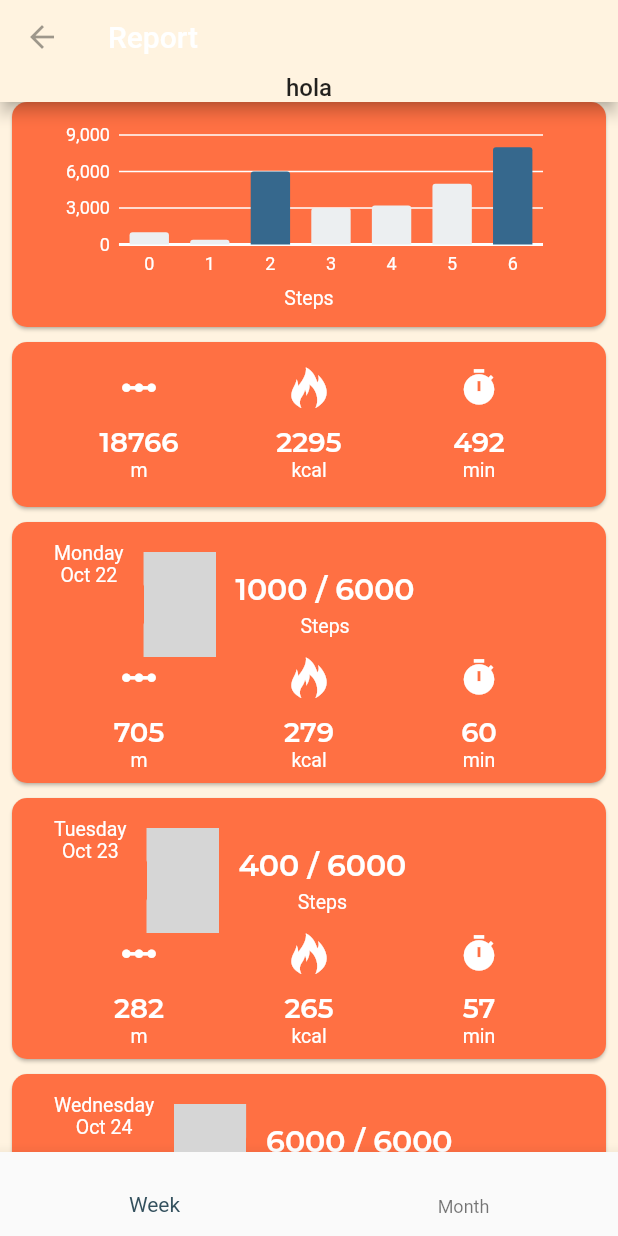
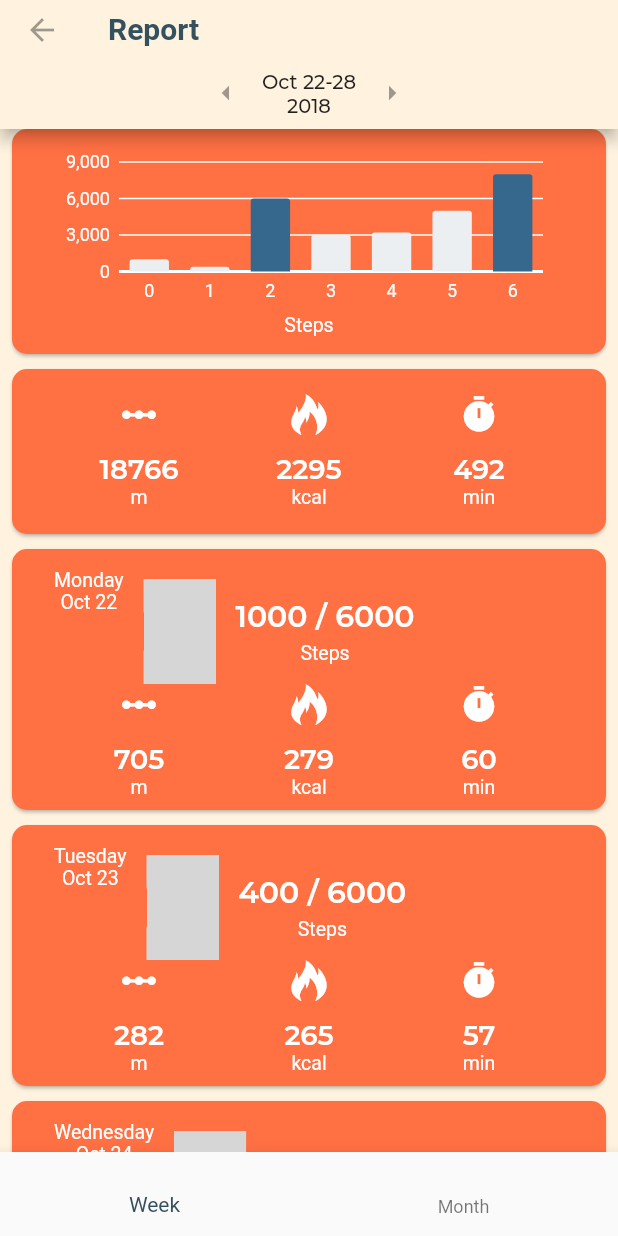
Before and after one commit to juan-lemos/flutterPedometer, a Flutter app: the screen it shows after launch, on a phone screen of 412 x 824 dp. Run offline on Flutter 3.47's test engine with Material 2 defaults, Android fonts, the phone set to English and light mode, and no system bars; our stand-ins replace charts_flutter, flutter_redux, pedometer, redux, sqflite; missing offline and left inert: flutter_circular_chart, flutter_statusbarcolor; accounts and stored records are empty; statements that could not run were skipped; grey boxes are pictures that could not be loaded.

Commit message:
resume layout days report done

```diff
--- a/lib/Screens/DaysReportsPage.dart
+++ b/lib/Screens/DaysReportsPage.dart
@@ -2,29 +2,55 @@ import 'package:flutter/material.dart';
 import 'package:flutter_pedometer/Constants/Colors.dart' as CustomColors;
 import 'package:flutter_pedometer/Constants/Fonts.dart' as Fonts;
 import 'package:flutter_pedometer/Screens/WeekReportSubPage.dart';
+import 'package:flutter_statusbarcolor/flutter_statusbarcolor.dart';
 
 class DaysReportsPage extends StatelessWidget {
   DaysReportsPage();
 
   @override
   Widget build(BuildContext context) {
+    FlutterStatusbarcolor.setStatusBarWhiteForeground(false);
     return Scaffold(
       appBar: AppBar(
         backgroundColor: CustomColors.backgroundColor,
-        title: Text('Report'),
+        title: Text('Report',
+            style: TextStyle(
+                fontSize: 20,
+                fontFamily: Fonts.secondaryFont,
+                fontWeight: FontWeight.w600,
+                color: CustomColors.strongCompleteColor)),
         leading: IconButton(
           icon: Icon(Icons.arrow_back),
           tooltip: 'Air it',
           // onPressed: _airDress,
         ),
         bottom: PreferredSize(
-          preferredSize: const Size.fromHeight(12.0),
-          child: Text('hola',
-              style: TextStyle(
-                  fontSize: 16,
-                  fontFamily: Fonts.secondaryFont,
-                  fontWeight: FontWeight.w500)),
-        ),
+            preferredSize: const Size.fromHeight(30.0),
+            child: Row(
+              children: <Widget>[
+                IconButton(
+                  icon: Icon(Icons.arrow_left),
+                  tooltip: 'Air it',
+                  // onPressed: _airDress,
+                ),
+                Text(
+                  'Oct 22-28\n2018',
+                  style: TextStyle(
+                    fontSize: 13,
+                    fontFamily: Fonts.mainFont,
+                    fontWeight: FontWeight.w500,
+                  ),
+                  textAlign: TextAlign.center,
+                ),
+                IconButton(
+                  icon: Icon(Icons.arrow_right),
+                  tooltip: 'Air it',
+                  // onPressed: _airDress,
+                ),
+              ],
+              mainAxisSize: MainAxisSize.max,
+              mainAxisAlignment: MainAxisAlignment.center,
+            )),
       ),
       body: WeekReportSubPage(),
       bottomNavigationBar: BottomNavigationBar(
@@ -52,59 +78,5 @@ class DaysReportsPage extends StatelessWidget {
         iconSize: 0.0,
       ),
     );
-
-    return new Container(
-      child: SafeArea(
-          child: Center(
-              child: Column(
-        children: <Widget>[
-          AppBar(
-            backgroundColor: CustomColors.backgroundColor,
-            title: Text('Report'),
-            leading: IconButton(
-              icon: Icon(Icons.arrow_back),
-              tooltip: 'Air it',
-              // onPressed: _airDress,
-            ),
-            bottom: PreferredSize(
-              preferredSize: const Size.fromHeight(48.0),
-              child: Text('hola',
-                  style: TextStyle(
-                      fontSize: 16,
-                      fontFamily: Fonts.secondaryFont,
-                      fontWeight: FontWeight.w500)),
-            ),
-          ),
-          Flexible(
-            child: WeekReportSubPage(),
-          ),
-          BottomNavigationBar(
-            items: <BottomNavigationBarItem>[
-              BottomNavigationBarItem(
-                  icon: new Container(
-                    height: 14,
-                  ),
-                  title: Text('Week',
-                      style: TextStyle(
-                          fontSize: 16,
-                          fontFamily: Fonts.secondaryFont,
-                          fontWeight: FontWeight.w500))),
-              BottomNavigationBarItem(
-                  icon: new Container(
-                    height: 14,
-                  ),
-                  title: Text('Month',
-                      style: TextStyle(
-                          fontSize: 16,
-                          fontFamily: Fonts.secondaryFont,
-                          fontWeight: FontWeight.w500))),
-            ],
-            fixedColor: CustomColors.strongCompleteColor,
-            iconSize: 0.0,
-          ),
-        ],
-      ))),
-      color: CustomColors.backgroundColor,
-    );
   }
 }
--- a/pubspec.yaml
+++ b/pubspec.yaml
@@ -23,6 +23,7 @@ dependencies:
   charts_flutter: ^0.5.0
   pedometer: ^0.0.5
   sqflite: any
+  flutter_statusbarcolor: ^0.1.4+1
 
 dev_dependencies:
   flutter_test:
```
Also changed, not shown: 1 other file.
